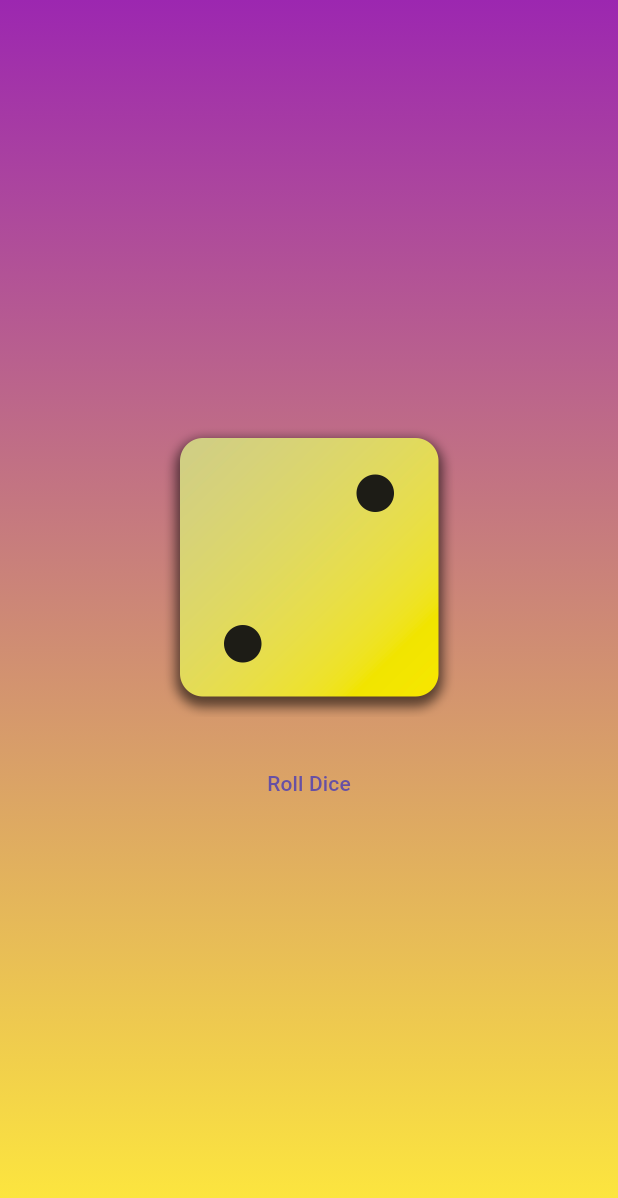
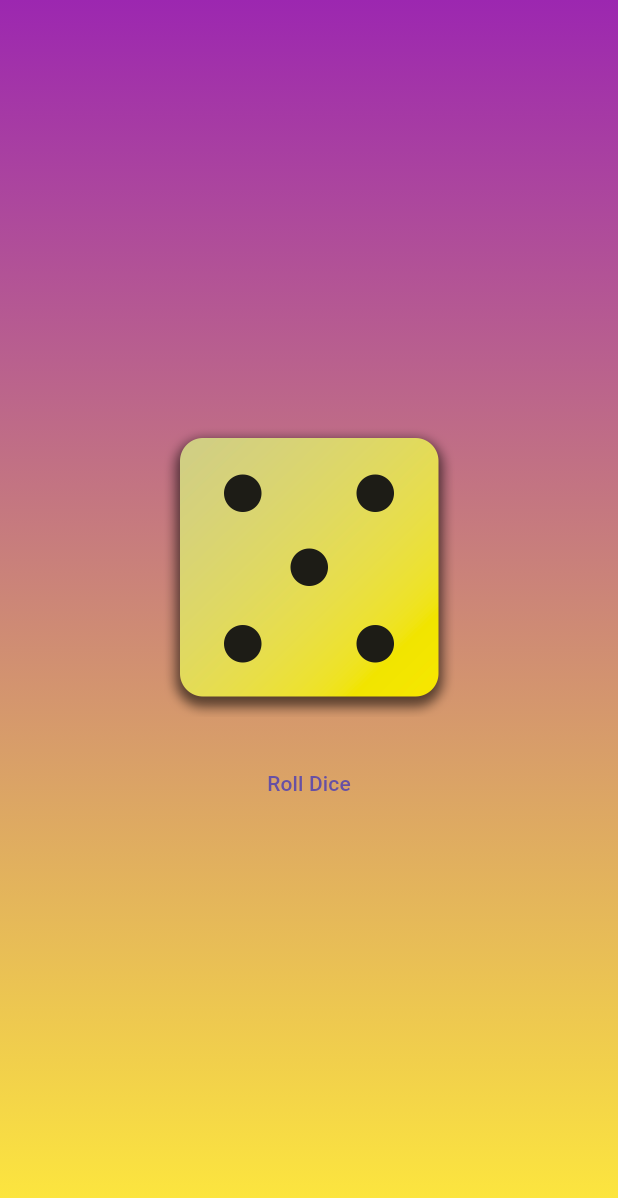
Before and after one commit to snehakp2000/first_app, a Flutter app: the screen it shows after launch, after a tap on "Roll Dice", on a phone screen of 412 x 824 dp. Shown: the top 1198 px of the screen. Run offline on Flutter 3.47's test engine with Material 3 defaults, Android fonts, the phone set to English and light mode, and no system bars.

Commit message:
Dice roll Application

```diff
--- a/lib/dice_roll.dart
+++ b/lib/dice_roll.dart
@@ -1,3 +1,5 @@
+import 'dart:math';
+
 import 'package:flutter/material.dart';
 
 class DiceRoll extends StatefulWidget {
@@ -8,11 +10,13 @@ class DiceRoll extends StatefulWidget {
 }
 
 class _DiceRollState extends State<DiceRoll> {
-  var activeDice = "assets/images/dice-1.png";
+
+  // ignore: non_constant_identifier_names
+  var current_roll=1;
 
   void rollDice() {
     setState(() {
-      activeDice = "assets/images/dice-2.png";
+      current_roll = Random().nextInt(6) + 1;
     });
   }
 
@@ -22,7 +26,7 @@ class _DiceRollState extends State<DiceRoll> {
       mainAxisAlignment: MainAxisAlignment.center,
       crossAxisAlignment: CrossAxisAlignment.center,
       children: [
-        Image.asset(activeDice, width: 200),
+        Image.asset("assets/images/dice-$current_roll.png", width: 200),
         SizedBox(height: 20),
         TextButton(onPressed: rollDice, child: Text("Roll Dice")),
       ],
```
